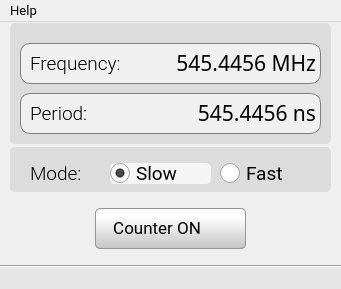
First picture: the form in src/software-qt/EMBO/window_cntr.ui, repository parezj/EMBO, before the edit.
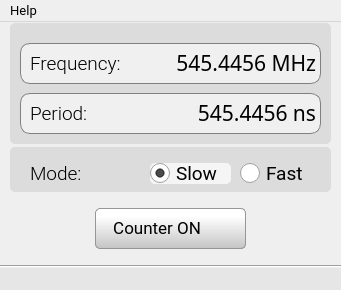
Second picture: the form after the edit. Icons and pictures are not drawn.

The edit to the form file:
```diff
--- a/src/software-qt/EMBO/window_cntr.ui
+++ b/src/software-qt/EMBO/window_cntr.ui
@@ -10,7 +10,7 @@
     <x>0</x>
     <y>0</y>
     <width>341</width>
-    <height>289</height>
+    <height>290</height>
    </rect>
   </property>
   <property name="sizePolicy">
@@ -22,13 +22,13 @@
   <property name="minimumSize">
    <size>
     <width>341</width>
-    <height>289</height>
+    <height>290</height>
    </size>
   </property>
   <property name="maximumSize">
    <size>
     <width>341</width>
-    <height>289</height>
+    <height>290</height>
    </size>
   </property>
   <property name="font">
@@ -384,9 +384,9 @@
     <widget class="QRadioButton" name="radioButton_fast">
      <property name="geometry">
       <rect>
-       <x>210</x>
+       <x>230</x>
        <y>16</y>
-       <width>101</width>
+       <width>81</width>
        <height>21</height>
       </rect>
      </property>
@@ -450,9 +450,9 @@
     <widget class="QRadioButton" name="radioButton_precise">
      <property name="geometry">
       <rect>
-       <x>100</x>
+       <x>140</x>
        <y>16</y>
-       <width>101</width>
+       <width>81</width>
        <height>21</height>
       </rect>
      </property>
```
Left out of the diff: 14 changed lines with no effect on the pictures.
